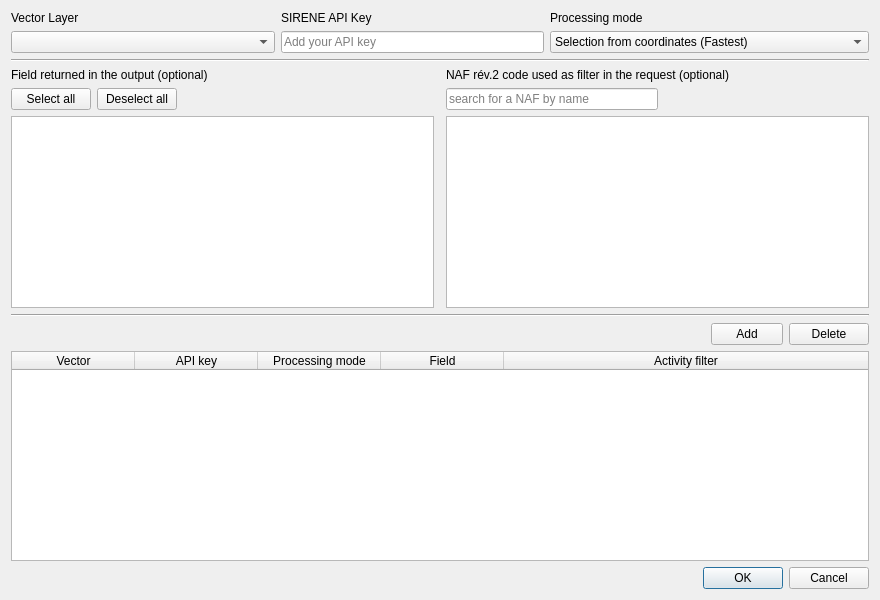
The window that ui/Request_API_SIRENE.ui (EwStinky/FelixToolbox) describes before a commit, drawn with Qt 5.
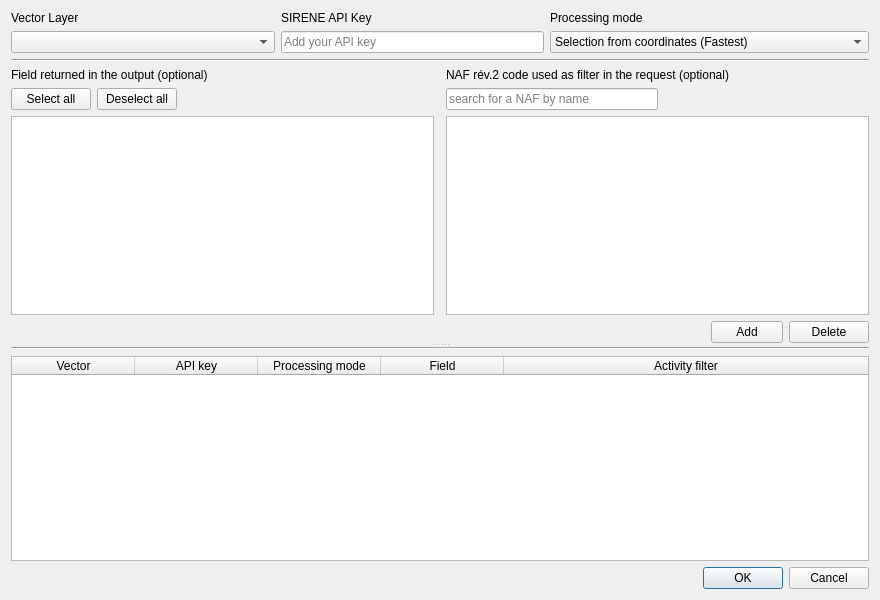
The same window after the commit.

Commit message: Add a key value to the output of IGN isochrone tool + New UI for SIRET tool (#1)

Patch:
```diff
--- a/ui/Request_API_SIRENE.ui
+++ b/ui/Request_API_SIRENE.ui
@@ -152,6 +152,13 @@
     </widget>
    </item>
    <item>
+    <widget class="QSplitter" name="splitter">
+     <property name="orientation">
+      <enum>Qt::Vertical</enum>
+     </property>
+     <widget class="QWidget" name="widget_2" native="true">
+      <layout class="QVBoxLayout" name="verticalLayout_2">
+       <item>
     <layout class="QGridLayout" name="gridLayout_optionals">
      <property name="sizeConstraint">
       <enum>QLayout::SetDefaultConstraint</enum>
@@ -207,7 +214,7 @@
      <item row="4" column="0">
       <widget class="QListWidget" name="listWidget_field">
        <property name="sizePolicy">
-        <sizepolicy hsizetype="Expanding" vsizetype="Minimum">
+            <sizepolicy hsizetype="Expanding" vsizetype="Expanding">
          <horstretch>0</horstretch>
          <verstretch>0</verstretch>
         </sizepolicy>
@@ -217,7 +224,7 @@
      <item row="4" column="2">
       <widget class="QListWidget" name="listWidget_NAF">
        <property name="sizePolicy">
-        <sizepolicy hsizetype="Expanding" vsizetype="Minimum">
+            <sizepolicy hsizetype="Expanding" vsizetype="Expanding">
          <horstretch>0</horstretch>
          <verstretch>0</verstretch>
         </sizepolicy>
@@ -250,16 +257,6 @@
      </item>
     </layout>
    </item>
-   <item>
-    <widget class="Line" name="line_2">
-     <property name="windowModality">
-      <enum>Qt::NonModal</enum>
-     </property>
-     <property name="orientation">
-      <enum>Qt::Horizontal</enum>
-     </property>
-    </widget>
-   </item>
    <item>
     <layout class="QGridLayout" name="gridLayout_widgetTable_button">
      <item row="1" column="0">
@@ -315,8 +312,31 @@
      </item>
     </layout>
    </item>
+      </layout>
+     </widget>
+     <widget class="QWidget" name="widget" native="true">
+      <layout class="QVBoxLayout" name="verticalLayout">
+       <item>
+        <widget class="Line" name="line_2">
+         <property name="orientation">
+          <enum>Qt::Horizontal</enum>
+         </property>
+        </widget>
+       </item>
    <item>
     <widget class="QTableWidget" name="tableWidget">
+         <property name="sizePolicy">
+          <sizepolicy hsizetype="Expanding" vsizetype="Expanding">
+           <horstretch>0</horstretch>
+           <verstretch>0</verstretch>
+          </sizepolicy>
+         </property>
+         <property name="minimumSize">
+          <size>
+           <width>0</width>
+           <height>200</height>
+          </size>
+         </property>
      <property name="sizeAdjustPolicy">
       <enum>QAbstractScrollArea::AdjustToContents</enum>
      </property>
@@ -395,6 +415,10 @@
      </column>
     </widget>
    </item>
+      </layout>
+     </widget>
+    </widget>
+   </item>
    <item>
     <widget class="QDialogButtonBox" name="button_box">
      <property name="locale">
```
Left out of the diff: 17 changed lines with no effect on the pictures. Lines whose indentation alone changed are shown as unchanged. The commit also changes 3 other files.
